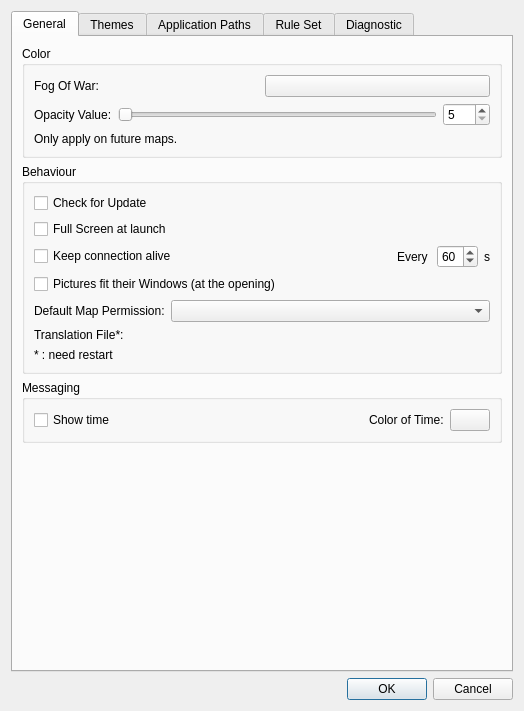
First picture: the form in client/preferences/preferencesdialogbox.ui, repository Rolisteam/rolisteam, before the edit.
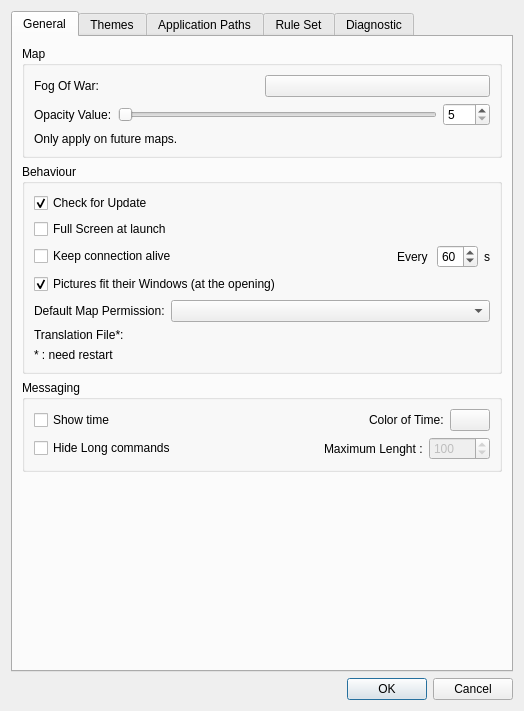
Second picture: the form after the edit. Icons and pictures are not drawn. Custom widgets are drawn as their Qt base class.

Commit message: -add management of long commands. The command appears as tooltip of the dice result. -The preferences dialog has been improved to allow changing the maximum lenght or to turn on/off the feature.

```diff
--- a/client/preferences/preferencesdialogbox.ui
+++ b/client/preferences/preferencesdialogbox.ui
@@ -27,7 +27,7 @@
        <item>
         <widget class="QGroupBox" name="groupBox">
          <property name="title">
-          <string>Color</string>
+          <string>Map</string>
          </property>
          <layout class="QVBoxLayout" name="verticalLayout_5">
           <item>
@@ -103,6 +103,9 @@
             <property name="text">
              <string>Check for Update</string>
             </property>
+            <property name="checked">
+             <bool>true</bool>
+            </property>
            </widget>
           </item>
           <item>
@@ -172,6 +175,9 @@
             <property name="text">
              <string>Pictures fit their Windows (at the opening)</string>
             </property>
+            <property name="checked">
+             <bool>true</bool>
+            </property>
            </widget>
           </item>
           <item>
@@ -256,6 +262,50 @@
             </item>
            </layout>
           </item>
+          <item>
+           <layout class="QHBoxLayout" name="horizontalLayout_19">
+            <item>
+             <widget class="QCheckBox" name="m_hideLongCommand">
+              <property name="text">
+               <string>Hide Long commands</string>
+              </property>
+             </widget>
+            </item>
+            <item>
+             <spacer name="horizontalSpacer_9">
+              <property name="orientation">
+               <enum>Qt::Horizontal</enum>
+              </property>
+              <property name="sizeHint" stdset="0">
+               <size>
+                <width>40</width>
+                <height>20</height>
+               </size>
+              </property>
+             </spacer>
+            </item>
+            <item>
+             <widget class="QLabel" name="label_25">
+              <property name="text">
+               <string>Maximum Lenght :</string>
+              </property>
+             </widget>
+            </item>
+            <item>
+             <widget class="QSpinBox" name="m_maxLenghtCommand">
+              <property name="enabled">
+               <bool>false</bool>
+              </property>
+              <property name="maximum">
+               <number>10000</number>
+              </property>
+              <property name="value">
+               <number>100</number>
+              </property>
+             </widget>
+            </item>
+           </layout>
+          </item>
          </layout>
         </widget>
        </item>
```
Left out of the diff: 17 changed lines with no effect on the pictures. The commit also changes 3 other files.
